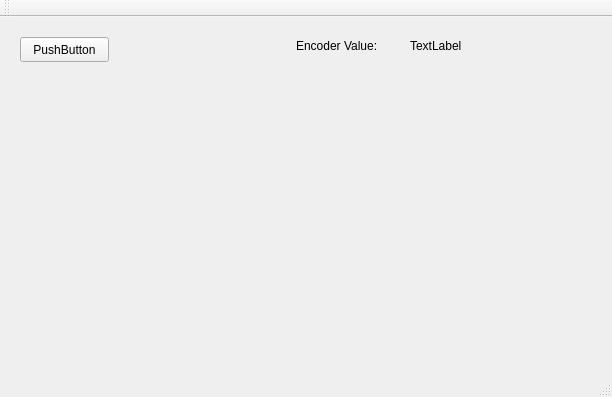
Old version of the form mainwindow.ui in the repository rvbc1/BLDC_DRIVER_GUI.
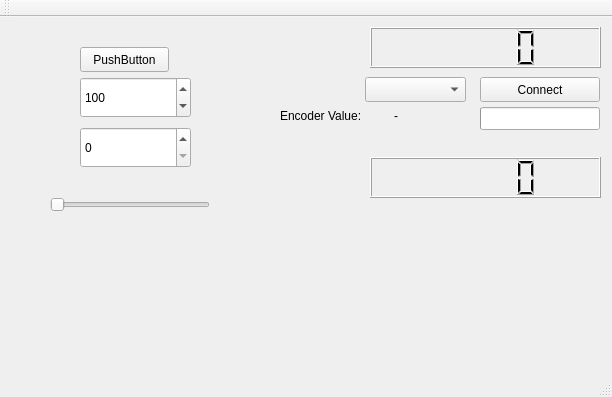
New version of the form.

The edit to the form file:
```diff
--- a/mainwindow.ui
+++ b/mainwindow.ui
@@ -17,34 +17,34 @@
    <widget class="QPushButton" name="pushButton">
     <property name="geometry">
      <rect>
-      <x>20</x>
-      <y>20</y>
-      <width>89</width>
+      <x>480</x>
+      <y>60</y>
+      <width>120</width>
       <height>25</height>
      </rect>
     </property>
     <property name="text">
-     <string>PushButton</string>
+     <string>Connect</string>
     </property>
    </widget>
    <widget class="QLabel" name="label">
     <property name="geometry">
      <rect>
-      <x>410</x>
-      <y>20</y>
+      <x>394</x>
+      <y>90</y>
       <width>67</width>
       <height>17</height>
      </rect>
     </property>
     <property name="text">
-     <string>TextLabel</string>
+     <string>-</string>
     </property>
    </widget>
    <widget class="QLabel" name="label_2">
     <property name="geometry">
      <rect>
-      <x>296</x>
-      <y>20</y>
+      <x>280</x>
+      <y>90</y>
       <width>111</width>
       <height>17</height>
      </rect>
@@ -53,6 +53,149 @@
      <string>Encoder Value:</string>
     </property>
    </widget>
+   <widget class="QComboBox" name="comboBox">
+    <property name="geometry">
+     <rect>
+      <x>365</x>
+      <y>60</y>
+      <width>101</width>
+      <height>25</height>
+     </rect>
+    </property>
+   </widget>
+   <widget class="QProgressBar" name="progressBar">
+    <property name="geometry">
+     <rect>
+      <x>480</x>
+      <y>90</y>
+      <width>120</width>
+      <height>23</height>
+     </rect>
+    </property>
+    <property name="value">
+     <number>0</number>
+    </property>
+    <property name="textVisible">
+     <bool>false</bool>
+    </property>
+    <property name="format">
+     <string>CONNECTED</string>
+    </property>
+   </widget>
+   <widget class="QLCDNumber" name="lcdNumber">
+    <property name="geometry">
+     <rect>
+      <x>370</x>
+      <y>10</y>
+      <width>231</width>
+      <height>41</height>
+     </rect>
+    </property>
+    <property name="lineWidth">
+     <number>1</number>
+    </property>
+    <property name="smallDecimalPoint">
+     <bool>false</bool>
+    </property>
+    <property name="digitCount">
+     <number>5</number>
+    </property>
+    <property name="mode">
+     <enum>QLCDNumber::Dec</enum>
+    </property>
+    <property name="value" stdset="0">
+     <double>0.000000000000000</double>
+    </property>
+    <property name="intValue" stdset="0">
+     <number>0</number>
+    </property>
+   </widget>
+   <widget class="QPushButton" name="pushButton_2">
+    <property name="geometry">
+     <rect>
+      <x>80</x>
+      <y>30</y>
+      <width>89</width>
+      <height>25</height>
+     </rect>
+    </property>
+    <property name="text">
+     <string>PushButton</string>
+    </property>
+   </widget>
+   <widget class="QSpinBox" name="spinBox">
+    <property name="geometry">
+     <rect>
+      <x>80</x>
+      <y>60</y>
+      <width>111</width>
+      <height>41</height>
+     </rect>
+    </property>
+    <property name="maximum">
+     <number>500</number>
+    </property>
+    <property name="value">
+     <number>100</number>
+    </property>
+   </widget>
+   <widget class="QSpinBox" name="spinBox_2">
+    <property name="geometry">
+     <rect>
+      <x>80</x>
+      <y>110</y>
+      <width>111</width>
+      <height>41</height>
+     </rect>
+    </property>
+    <property name="maximum">
+     <number>360</number>
+    </property>
+   </widget>
+   <widget class="QSlider" name="horizontalSlider">
+    <property name="geometry">
+     <rect>
+      <x>50</x>
+      <y>180</y>
+      <width>160</width>
+      <height>16</height>
+     </rect>
+    </property>
+    <property name="maximum">
+     <number>100</number>
+    </property>
+    <property name="orientation">
+     <enum>Qt::Horizontal</enum>
+    </property>
+   </widget>
+   <widget class="QLCDNumber" name="lcdNumber_2">
+    <property name="geometry">
+     <rect>
+      <x>370</x>
+      <y>140</y>
+      <width>231</width>
+      <height>41</height>
+     </rect>
+    </property>
+    <property name="lineWidth">
+     <number>1</number>
+    </property>
+    <property name="smallDecimalPoint">
+     <bool>false</bool>
+    </property>
+    <property name="digitCount">
+     <number>5</number>
+    </property>
+    <property name="mode">
+     <enum>QLCDNumber::Dec</enum>
+    </property>
+    <property name="value" stdset="0">
+     <double>0.000000000000000</double>
+    </property>
+    <property name="intValue" stdset="0">
+     <number>0</number>
+    </property>
+   </widget>
   </widget>
   <widget class="QMenuBar" name="menuBar">
    <property name="geometry">
```
